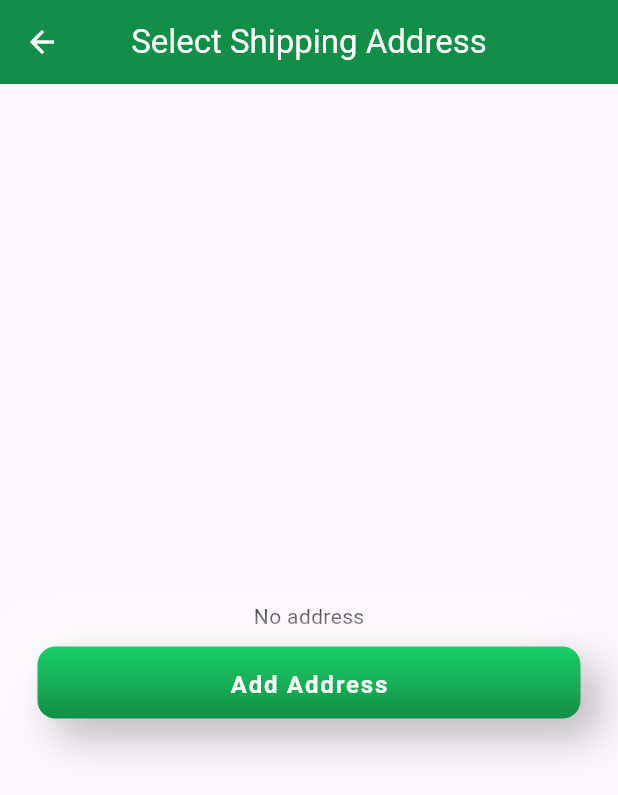
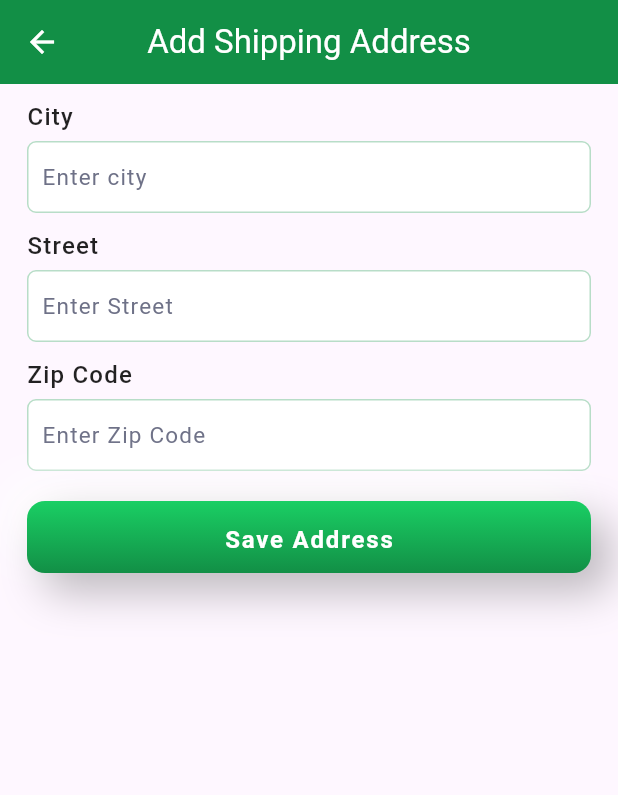
Before and after one commit to Mideny21/flutter_shoppi_app, a Flutter app: the ShippingAddressScreen screen opened by its route, after a tap on "Add Address", on a phone screen of 412 x 824 dp. Shown: the top 795 px of the screen. Run offline on Flutter 3.47's test engine with Material 3 defaults, Android fonts, the phone set to English and light mode, and no system bars; drawn by our look-alikes of toastification; our stand-ins replace auto_route, badges, bloc, cached_network_image, card_swiper, dio and 11 more; accounts and stored records are empty; generated files the repository leaves out were written again; network calls fail.

Commit message:
feat: (shipping address)

```diff
--- a/lib/core/network/dio_config/env_config_dev.dart
+++ b/lib/core/network/dio_config/env_config_dev.dart
@@ -6,7 +6,7 @@ import 'package:shoppi/core/network/dio_config/env_config.dart';
 class DevEnvConfig implements EnvConfig {
   @override
   // String get baseUrl => "http://192.168.0.32:3000/api/";
-  String get baseUrl => "http://10.246.100.186:3000/api/";
+  String get baseUrl => "http://10.13.95.186:3000/api/";
 
   @override
   int get connectionTimeout => 30000;
--- a/lib/core/router/app_router.dart
+++ b/lib/core/router/app_router.dart
@@ -32,5 +32,6 @@ class AppRouter extends RootStackRouter {
     AutoRoute(page: SignUpRoute.page),
     AutoRoute(page: ProfileRoute.page, guards: [getIt<AuthGuard>()]),
     AutoRoute(page: ShippingAddressRoute.page, guards: [getIt<AuthGuard>()]),
+    AutoRoute(page: AddShippingAddressRoute.page, guards: [getIt<AuthGuard>()]),
   ];
 }
--- a/lib/features/authentication/presentation/pages/signup_view.dart
+++ b/lib/features/authentication/presentation/pages/signup_view.dart
@@ -54,7 +54,6 @@ class _SignUpPageState extends State<SignUpPage> {
 
   @override
   void dispose() {
-    // TODO: implement dispose
     super.dispose();
     namecontroller.dispose();
     emailcontroller.dispose();
--- a/lib/features/orders/presentation/bloc/order_event.dart
+++ b/lib/features/orders/presentation/bloc/order_event.dart
@@ -3,4 +3,6 @@ part of 'order_bloc.dart';
 @freezed
 class OrderEvent with _$OrderEvent {
   const factory OrderEvent.fetchUserAddress() = _FetchUserAddress;
+  const factory OrderEvent.createShippingAddress(ShippingAddressParam param) =
+      _CreateShippingAddress;
 }
--- a/lib/features/orders/presentation/bloc/order_state.dart
+++ b/lib/features/orders/presentation/bloc/order_state.dart
@@ -15,6 +15,8 @@ abstract class OrderState with _$OrderState {
     ShippingAddressStatus shippingAddressStatus,
     @Default([]) List<Shippingaddressmodel> addresses,
     @Default('') String error,
+    @Default(false) bool fetchAddress,
+    @Default(false) bool addressSubmitted,
   }) = _OrderState;
 
   factory OrderState.initial() => const OrderState();
--- /dev/null
+++ b/lib/features/orders/presentation/pages/add_shipping_address.dart
@@ -0,0 +1,134 @@
+import 'package:auto_route/auto_route.dart';
+import 'package:flutter/material.dart';
+import 'package:flutter_bloc/flutter_bloc.dart';
+import 'package:shoppi/core/common/widgets/widget.dart';
+import 'package:shoppi/core/utils/toast_helper.dart';
+import 'package:shoppi/features/orders/orders.dart';
+
+@RoutePage()
+class AddShippingAddressScreen extends StatefulWidget {
+  const AddShippingAddressScreen({super.key});
+
+  @override
+  State<AddShippingAddressScreen> createState() =>
+      _AddShippingAddressScreenState();
+}
+
+class _AddShippingAddressScreenState extends State<AddShippingAddressScreen> {
+  final GlobalKey<FormState> _formKey = GlobalKey<FormState>();
+  final cityController = TextEditingController();
+  final streetController = TextEditingController();
+  final zipCodeController = TextEditingController();
+
+  _submit() {
+    if (_formKey.currentState!.validate()) {
+      var addressParam = ShippingAddressParam(
+        city: cityController.text,
+        street: streetController.text,
+        zipcode: zipCodeController.text,
+      );
+
+      BlocProvider.of<OrderBloc>(
+        context,
+      ).add(OrderEvent.createShippingAddress(addressParam));
+    }
+  }
+
+  @override
+  void dispose() {
+    cityController.dispose();
+    streetController.dispose();
+    zipCodeController.dispose();
+    super.dispose();
+  }
+
+  @override
+  Widget build(BuildContext context) {
+    return Scaffold(
+      appBar: CustomAppBar(title: "Add Shipping Address", showBackButton: true),
+
+      body: SingleChildScrollView(
+        child: Form(
+          key: _formKey,
+          child: Padding(
+            padding: const EdgeInsets.symmetric(horizontal: 18, vertical: 10),
+            child: Column(
+              mainAxisAlignment: MainAxisAlignment.start,
+              children: [
+                InputFields(
+                  hintText: 'Enter city',
+                  title: "City",
+                  controller: cityController,
+                  validator: (String? value) {
+                    if (value!.isEmpty) {
+                      return "Field is required";
+                    }
+                    return null;
+                  },
+                ),
+                SizedBox(height: 10),
+                InputFields(
+                  hintText: 'Enter Street',
+                  title: "Street",
+                  controller: streetController,
+                  validator: (String? value) {
+                    if (value!.isEmpty) {
+                      return "Field is required";
+                    }
+                    return null;
+                  },
+                ),
+                SizedBox(height: 10),
+                InputFields(
+                  hintText: 'Enter Zip Code',
+                  title: "Zip Code",
+                  controller: zipCodeController,
+                  validator: (String? value) {
+                    if (value!.isEmpty) {
+                      return "Field is required";
+                    }
+                    return null;
+                  },
+                ),
+                const SizedBox(height: 20),
+                BlocConsumer<OrderBloc, OrderState>(
+                  listener: (context, state) {
+                    if (state.shippingAddressStatus ==
+                        ShippingAddressStatus.submittingAddress) {
+                      showDialog(
+                        context: context,
+                        builder: (ctx) {
+                          return const LoadingDialog();
+                        },
+                      );
+                    } else if (state.addressSubmitted) {
+                      ToastHelper.showSuccess(
+                        context: context,
+                        title: 'Success',
+                        message: "Address Submitted Successfully",
+                      );
+                      context.pop();
+                    } else if (state.error != '') {
+                      context.pop();
+                      ToastHelper.showError(
+                        context: context,
+                        title: 'Error',
+                        message: state.error,
+                      );
+                    }
+                  },
+                  builder: (context, state) {
+                    return CustomNeumorphicButton(
+                      onTap: _submit,
+                      text: 'Save Address',
+                    );
+                  },
+                ),
+              ],
+            ),
+          ),
+        ),
+      ),
+    );
+  }
+}
--- a/lib/features/orders/presentation/pages/pages.dart
+++ b/lib/features/orders/presentation/pages/pages.dart
@@ -0,0 +1,2 @@
+export './add_shipping_address.dart';
+export './shipping_address.dart';
--- a/lib/features/orders/presentation/pages/shipping_address.dart
+++ b/lib/features/orders/presentation/pages/shipping_address.dart
@@ -2,8 +2,10 @@ import 'package:auto_route/auto_route.dart';
 import 'package:flutter/material.dart';
 import 'package:flutter_bloc/flutter_bloc.dart';
 import 'package:shoppi/core/common/widgets/widget.dart';
+import 'package:shoppi/core/router/app_router.gr.dart';
 import 'package:shoppi/core/utils/utils.dart';
 import 'package:shoppi/features/orders/orders.dart';
+import 'package:flutter_gen/gen_l10n/app_localizations.dart';
 
 @RoutePage()
 class ShippingAddressScreen extends StatefulWidget {
@@ -26,11 +28,32 @@ class _ShippingAddressScreenState extends State<ShippingAddressScreen> {
   Widget build(BuildContext context) {
     return Scaffold(
       appBar: CustomAppBar(
-        title: 'Select Shipping Address',
+        title: AppLocalizations.of(context)!.shipping_address,
         showBackButton: true,
-        actions: [],
+        actions: [
+          IconButton(
+            onPressed: () {
+              BlocProvider.of<OrderBloc>(
+                context,
+              ).add(OrderEvent.fetchUserAddress());
+            },
+            icon: Icon(Icons.refresh),
           ),
-      body: BlocBuilder<OrderBloc, OrderState>(
+          IconButton(
+            onPressed: () => context.router.push(AddShippingAddressRoute()),
+            icon: Icon(Icons.add),
+          ),
+        ],
+      ),
+      body: BlocListener<OrderBloc, OrderState>(
+        listener: (context, state) {
+          if (state.fetchAddress) {
+            BlocProvider.of<OrderBloc>(
+              context,
+            ).add(OrderEvent.fetchUserAddress());
+          }
+        },
+        child: BlocBuilder<OrderBloc, OrderState>(
           builder: (context, state) {
             if (state.shippingAddressStatus == ShippingAddressStatus.loading) {
               return const AppLoadingIndicator();
@@ -68,7 +91,10 @@ class _ShippingAddressScreenState extends State<ShippingAddressScreen> {
                           child: Row(
                             mainAxisAlignment: MainAxisAlignment.spaceBetween,
                             children: [
-                            const Icon(Icons.location_pin, color: Colors.grey),
+                              const Icon(
+                                Icons.location_pin,
+                                color: Colors.grey,
+                              ),
                               Text('${data.city}, ${data.street}'),
                             ],
                           ),
@@ -87,7 +113,11 @@ class _ShippingAddressScreenState extends State<ShippingAddressScreen> {
                   children: [
                     const Text('No address'),
                     const SizedBox(height: 10),
-                  CustomNeumorphicButton(onTap: () {}, text: 'Add Address'),
+                    CustomNeumorphicButton(
+                      onTap:
+                          () => context.router.push(AddShippingAddressRoute()),
+                      text: 'Add Address',
+                    ),
                   ],
                 ),
               );
@@ -95,6 +125,7 @@ class _ShippingAddressScreenState extends State<ShippingAddressScreen> {
             return Container();
           },
         ),
+      ),
     );
   }
 }
--- a/lib/l10n/app_en.arb
+++ b/lib/l10n/app_en.arb
@@ -2,5 +2,6 @@
   "helloWorld": "Hello World!",
  "continue_text":"Continue",
  "choose_language":"Choose Your Language",
- "select_preferred_language":"Select your preferred language to use \n Shopping"
+ "select_preferred_language":"Select your preferred language to use \n Shopping",
+ "shipping_address":"Shipping Address"
 }
--- a/lib/l10n/app_sw.arb
+++ b/lib/l10n/app_sw.arb
@@ -2,5 +2,6 @@
   "helloWorld": "Habari Dunia",
  "continue_text":"Endelea",
  "choose_language":"Chagua lugha yako",
- "select_preferred_language":"Chagua lugha unayopendelea kutumia \n Shopping"
+ "select_preferred_language":"Chagua lugha unayopendelea kutumia \n Shopping",
+ "shipping_address":"Anuani"
 }
```
Also changed, not shown: lib/features/authentication/presentation/pages/login_view.dart (+7 -0 lines), lib/features/orders/presentation/bloc/order_bloc.dart (+37 -0 lines), lib/core/router/app_router.gr.dart, lib/features/orders/presentation/bloc/order_bloc.freezed.dart. Lines whose indentation alone changed are shown as unchanged.
